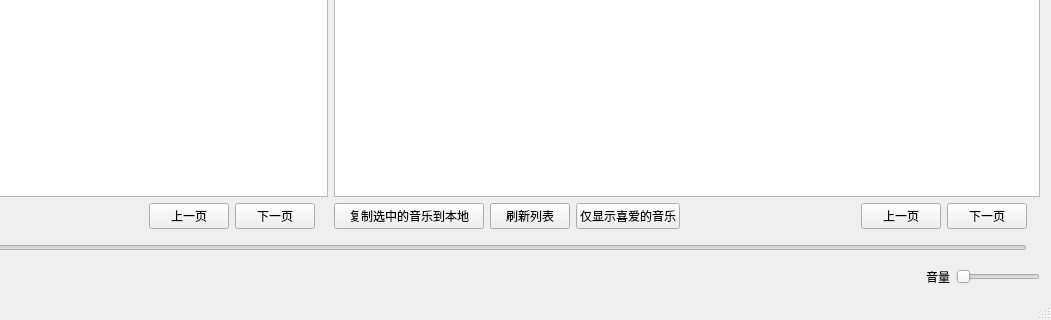
Qt form MusicSyncTool.ui (FunnyAWM/MusicSyncTool) before a commit; both pictures show x 389 to 1440 and y 400 to 720 of the 1440 by 720 pixel window.
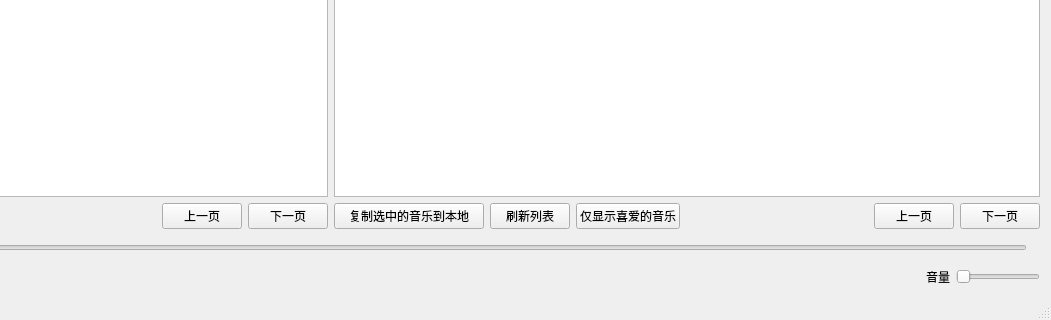
The same form after that commit.

```diff
--- a/MusicSyncTool.ui
+++ b/MusicSyncTool.ui
@@ -214,6 +214,13 @@
         </property>
        </spacer>
       </item>
+      <item>
+       <widget class="QLabel" name="pageLocal">
+        <property name="text">
+         <string/>
+        </property>
+       </widget>
+      </item>
       <item>
        <widget class="QPushButton" name="lastPageLocal">
         <property name="text">
@@ -228,13 +235,6 @@
         </property>
        </widget>
       </item>
-      <item>
-       <widget class="QLabel" name="pageLocal">
-        <property name="text">
-         <string/>
-        </property>
-       </widget>
-      </item>
      </layout>
     </item>
     <item row="2" column="1">
@@ -279,6 +279,13 @@
         </property>
        </spacer>
       </item>
+      <item>
+       <widget class="QLabel" name="pageRemote">
+        <property name="text">
+         <string/>
+        </property>
+       </widget>
+      </item>
       <item>
        <widget class="QPushButton" name="lastPageRemote">
         <property name="text">
@@ -293,13 +300,6 @@
         </property>
        </widget>
       </item>
-      <item>
-       <widget class="QLabel" name="pageRemote">
-        <property name="text">
-         <string/>
-        </property>
-       </widget>
-      </item>
      </layout>
     </item>
     <item row="3" column="0" colspan="2">
```
